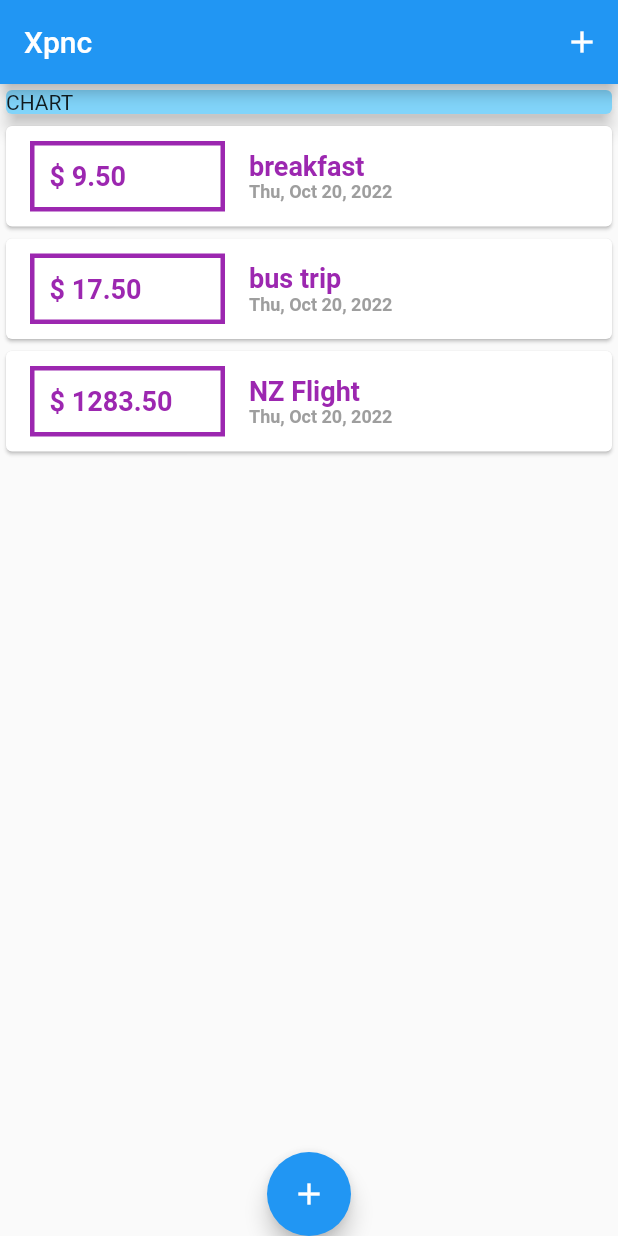
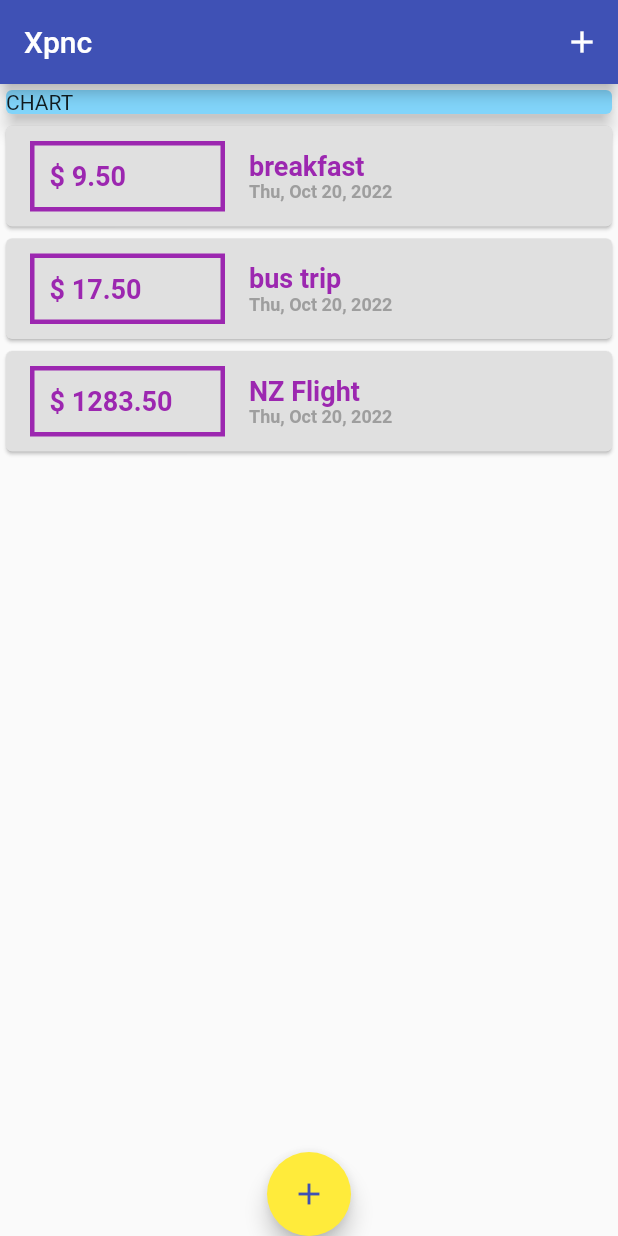
Before and after one commit to carlstep/udemy_max_expense_management_1, a Flutter app: the screen it shows after launch, on a phone screen of 412 x 824 dp. Run offline on Flutter 3.47's test engine with Material 2 defaults, Android fonts, the phone set to English and light mode, and no system bars.

Commit message:
setup of ThemeData

```diff
--- a/lib/main.dart
+++ b/lib/main.dart
@@ -13,6 +13,13 @@ class MyApp extends StatelessWidget {
   @override
   Widget build(BuildContext context) {
     return MaterialApp(
+      theme: ThemeData(
+        colorScheme: Theme.of(context).colorScheme.copyWith(
+              primary: Colors.indigo,
+              secondary: Colors.yellow,
+            ),
+        cardColor: Colors.grey[300],
+      ),
       title: 'Flutter Expense Management App',
       home: MyHomePage(),
     );
@@ -103,7 +110,11 @@ class _MyHomePageState extends State<MyHomePage> {
       ),
       floatingActionButtonLocation: FloatingActionButtonLocation.centerDocked,
       floatingActionButton: FloatingActionButton(
-        child: const Icon(Icons.add),
+        foregroundColor: Theme.of(context).colorScheme.primary,
+        backgroundColor: Theme.of(context).colorScheme.secondary,
+        child: const Icon(
+          Icons.add,
+        ),
         onPressed: () => _startAddNewTransaction(context),
       ),
     );
```
